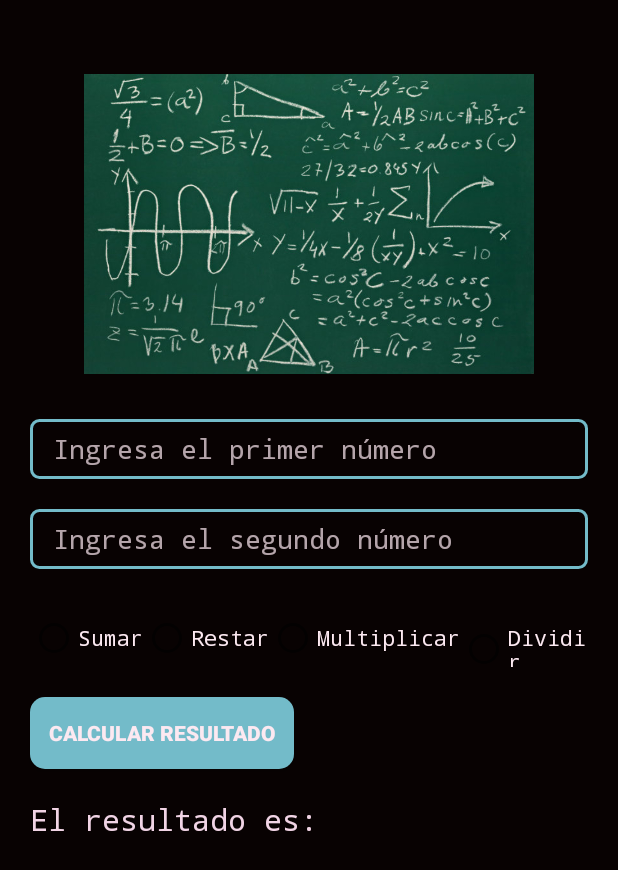
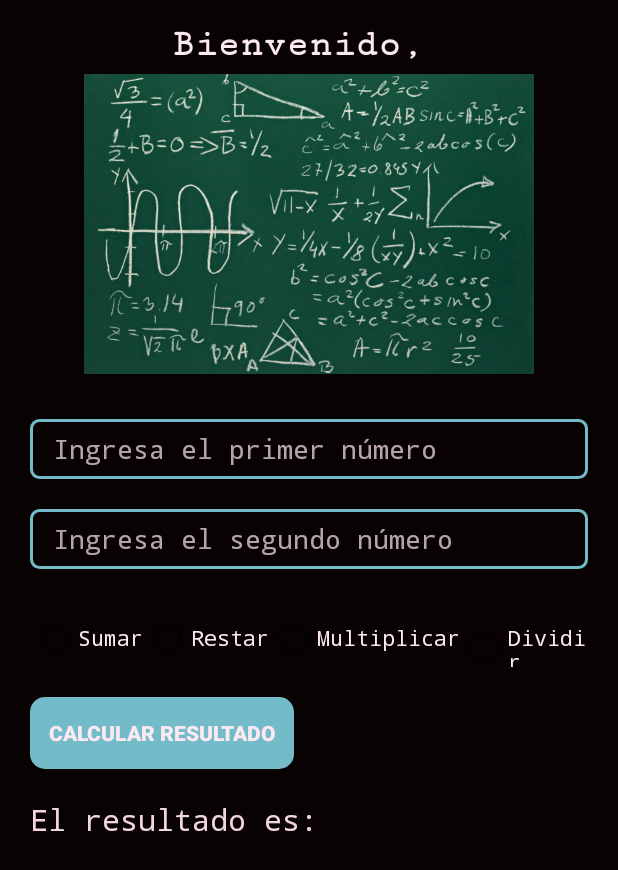
Before and after one commit to DI3906/login-calculadora, an Android app: the layout activity_calculadora.xml on its own in the app's theme, with its tools: preview values and no code run, on a phone screen of 412 x 824 dp. Shown: the top 870 px of the screen. Run offline under Robolectric (Android 15) with nearby library versions, the phone set to English and light mode, and no system bars.

Commit message:
feat(calculadora.java): Agregar titulo que muestra al usuario que ingreso

```diff
--- a/app/src/main/java/com/example/login/MainActivity.java
+++ b/app/src/main/java/com/example/login/MainActivity.java
@@ -23,8 +23,6 @@ public class MainActivity extends AppCompatActivity {
     //private static String usuario = "diego";
     //private static String contrasenia = "12345";
 
-    //Lista de usuarios
-    //private List<Usuarios> listaUsuarios = new ArrayList<>();
     // Obtener la lista de usuarios
     List<Usuarios> listaUsuarios = AdminUser.getListaUsuarios();
 
@@ -59,6 +57,7 @@ public class MainActivity extends AppCompatActivity {
         //una vez validado se accede a la calcualdora
         if (credencialesCorrectas){
             Intent intent = new Intent(MainActivity.this, calculadora.class);
+            intent.putExtra("nombreUsuario", inputUsuario);
             startActivity(intent);
         } else {
             Toast.makeText(getApplicationContext(), "Usuario o contraseña incorrectos", Toast.LENGTH_SHORT).show();
--- a/app/src/main/res/layout/activity_calculadora.xml
+++ b/app/src/main/res/layout/activity_calculadora.xml
@@ -24,6 +24,7 @@
         android:id="@+id/txtBienvenida"
         android:layout_width="match_parent"
         android:layout_height="wrap_content"
+        android:text="Bienvenido, "
         android:textColor="#FCE9F1"
         android:textSize="25sp"
         android:textStyle="bold"
```
Also changed, not shown: app/src/main/java/com/example/login/calculadora.java (+10 -6 lines).
